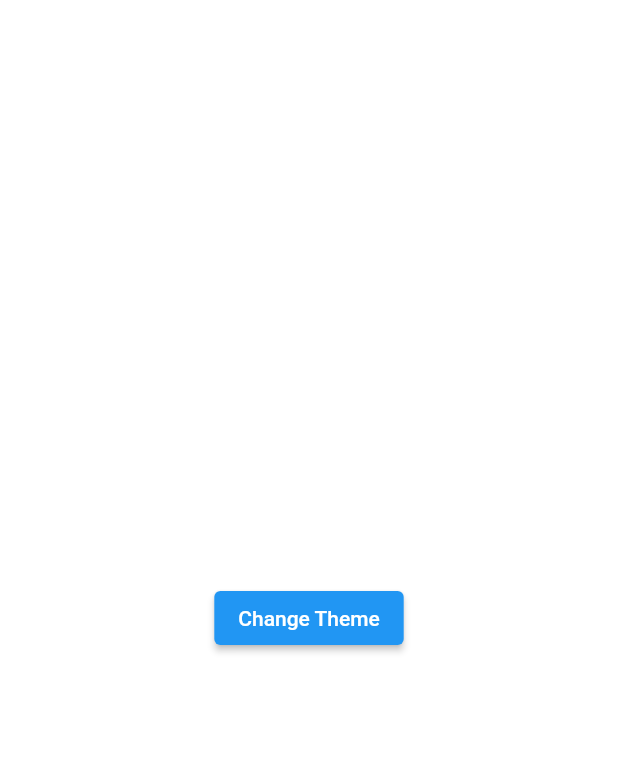
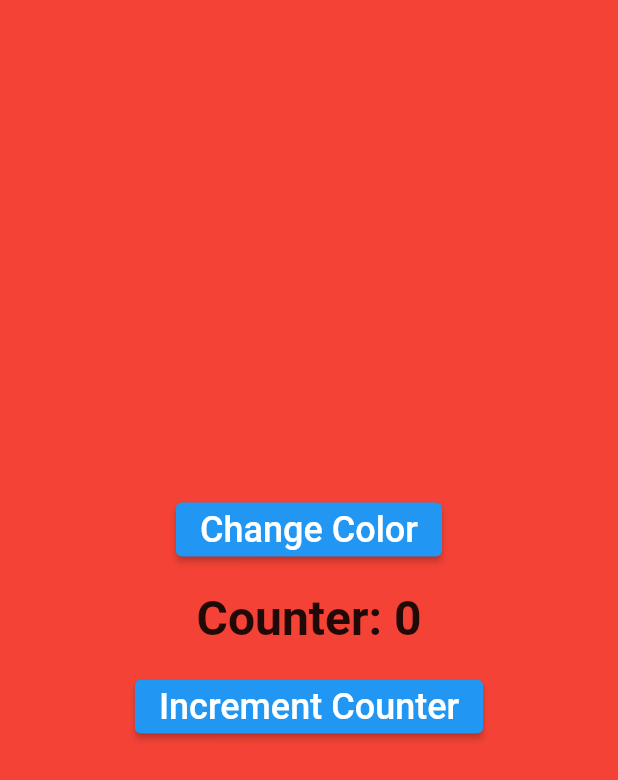
Before and after one commit to Bostigger/babing_blocubit, a Flutter app: the screen it shows after launch, on a phone screen of 412 x 824 dp. Shown: the top 780 px of the screen. Run offline on Flutter 3.47's test engine with Material 2 defaults, Android fonts, the phone set to English and light mode, and no system bars; our stand-ins replace bloc, equatable, flutter_bloc, hydrated_bloc.

Commit message:
communications between cubits

```diff
--- /dev/null
+++ b/lib/logic/cubit/color/color_cubit.dart
@@ -0,0 +1,18 @@
+import 'package:babing_cubit/logic/cubit/color/color_state.dart';
+import 'package:bloc/bloc.dart';
+import 'package:flutter/material.dart';
+
+class ColorCubit extends Cubit<ColorState>{
+  ColorCubit():super(ColorState.initial());
+
+  void changeColors() {
+    if (state.colorState == Colors.red) {
+      emit(state.copyWith(colorState: Colors.cyan));
+    } else if ((state.colorState == Colors.cyan)) {
+      emit(state.copyWith(colorState: Colors.lightGreen));
+    } else if ((state.colorState == Colors.lightGreen)) {
+      emit(state.copyWith(colorState: Colors.red));
+    }
+  }
+
+}
--- /dev/null
+++ b/lib/logic/cubit/color/color_state.dart
@@ -0,0 +1,25 @@
+import 'package:flutter/material.dart';
+
+import 'package:equatable/equatable.dart';
+
+class ColorState extends Equatable {
+  final Color colorState;
+
+  ColorState({required this.colorState});
+
+  @override
+  List<Object?> get props => [colorState];
+
+  ColorState copyWith({Color? colorState}) {
+    return ColorState(
+      colorState: colorState ?? this.colorState,
+    );
+  }
+
+  @override
+  String toString() => 'ColorState(colorState: $colorState)';
+
+  factory ColorState.initial(){
+    return ColorState(colorState: Colors.red);
+  }
+}
--- /dev/null
+++ b/lib/logic/cubit/score/score_cubit.dart
@@ -0,0 +1,35 @@
+import 'dart:async';
+
+import 'package:babing_cubit/logic/cubit/color/color_state.dart';
+import 'package:babing_cubit/logic/cubit/score/score_state.dart';
+import 'package:bloc/bloc.dart';
+import 'package:flutter/material.dart';
+
+import '../color/color_cubit.dart';
+
+class ScoreCubit extends Cubit<ScoreState>{
+  int increment=1;
+  late final StreamSubscription colorCubitSubscription;
+  final ColorCubit colorCubit;
+  ScoreCubit({ required this.colorCubit}):super(ScoreState.initial()){
+    colorCubitSubscription = colorCubit.stream.listen((ColorState color) {
+      if(color.colorState==Colors.red){
+        increment=10;
+      }else if(color.colorState==Colors.cyan){
+        increment=100;
+      }else if(color.colorState==Colors.lightGreen) {
+        increment = -20;
+      }
+    });
+  }
+  void changeScore(){
+    emit(state.copyWith(scoreIncrement: state.scoreIncrement+increment));
+  }
+
+  @override
+  Future<void> close() {
+    colorCubitSubscription.cancel();
+    return super.close();
+  }
+
+}
--- /dev/null
+++ b/lib/logic/cubit/score/score_state.dart
@@ -0,0 +1,23 @@
+import 'package:equatable/equatable.dart';
+
+class ScoreState extends Equatable {
+  final int scoreIncrement;
+
+  ScoreState({required this.scoreIncrement});
+
+  @override
+  List<Object?> get props => [scoreIncrement];
+
+  ScoreState copyWith({int? scoreIncrement}) {
+    return ScoreState(
+      scoreIncrement: scoreIncrement ?? this.scoreIncrement,
+    );
+  }
+
+  factory ScoreState.initial(){
+    return ScoreState(scoreIncrement: 0);
+  }
+
+  @override
+  String toString() => 'ScoreState(scoreIncrement: $scoreIncrement)';
+}
--- a/lib/main.dart
+++ b/lib/main.dart
@@ -1,8 +1,11 @@
 import 'package:babing_cubit/logic/bloc/theme/theme.bloc.dart';
 import 'package:babing_cubit/logic/bloc/theme/theme.state.dart';
 import 'package:babing_cubit/logic/cubit/bloc_cubit.dart';
+import 'package:babing_cubit/logic/cubit/color/color_cubit.dart';
+import 'package:babing_cubit/logic/cubit/score/score_cubit.dart';
 import 'package:babing_cubit/presentation/routes/app_router.dart';
 import 'package:babing_cubit/presentation/screens/counter_screen.dart';
+import 'package:babing_cubit/presentation/screens/cubit_communication.dart';
 import 'package:babing_cubit/presentation/screens/next_screen.dart';
 import 'package:babing_cubit/presentation/screens/payload_screen.dart';
 import 'package:babing_cubit/presentation/screens/third_screen.dart';
@@ -11,6 +14,8 @@ import 'package:flutter/material.dart';
 import 'package:flutter_bloc/flutter_bloc.dart';
 import 'package:hydrated_bloc/hydrated_bloc.dart';
 import 'package:path_provider/path_provider.dart';
+
+import 'logic/cubit/score/score_state.dart';
 
 void main() async{
   WidgetsFlutterBinding.ensureInitialized();
@@ -52,16 +57,18 @@ class _MyAppState extends State<MyApp> {
   // This widget is the root of your application.
   @override
   Widget build(BuildContext context) {
-    return BlocProvider<ThemeBloc>(
-      create: (context)=>ThemeBloc(),
-      child: BlocBuilder<ThemeBloc,ThemeBlocState>(
-        builder:(context,state){ return MaterialApp(
-          title: 'BloCubit',
-          debugShowCheckedModeBanner: false,
-          theme:state.appThemeState==ThemeStates.dark?darkTheme:ThemeData.light(),
-         //onGenerateRoute: appRouter.onGenerateRoute,
-          home: PayLoadScreen(),
-         );},
+    return BlocProvider<ColorCubit>(
+      create: (context)=>ColorCubit(),
+      child: BlocProvider<ScoreCubit>(
+        create: (context)=>ScoreCubit(colorCubit:context.read<ColorCubit>(),),
+        child: BlocBuilder<ScoreCubit,ScoreState>(
+          builder:(context,state){ return MaterialApp(
+            title: 'CubitCommunications',
+            debugShowCheckedModeBanner: false,
+           //onGenerateRoute: appRouter.onGenerateRoute,
+            home: CubitsCommunication(),
+           );},
+        ),
       ),
     );
   }
--- /dev/null
+++ b/lib/presentation/screens/cubit_communication.dart
@@ -0,0 +1,46 @@
+import 'package:babing_cubit/logic/cubit/color/color_cubit.dart';
+import 'package:babing_cubit/logic/cubit/score/score_cubit.dart';
+import 'package:flutter/material.dart';
+import 'package:flutter_bloc/flutter_bloc.dart';
+
+class CubitsCommunication extends StatelessWidget {
+  const CubitsCommunication({Key? key}) : super(key: key);
+
+  @override
+  Widget build(BuildContext context) {
+    return Scaffold(
+      backgroundColor: context.watch<ColorCubit>().state.colorState,
+      body: Center(
+        child: Column(
+          mainAxisAlignment: MainAxisAlignment.center,
+          children: [
+            ElevatedButton(
+              onPressed: () {
+                context.read<ColorCubit>().changeColors();
+              },
+              child: Text(
+                'Change Color',
+                style: TextStyle(fontSize: 24),
+              ),
+            ),
+            SizedBox(height: 16),
+            Text(
+              'Counter: ${context.watch<ScoreCubit>().state.scoreIncrement}',
+              style: TextStyle(fontSize: 32, fontWeight: FontWeight.bold),
+            ),
+            SizedBox(height: 16),
+            ElevatedButton(
+              onPressed: () {
+                context.read<ScoreCubit>().changeScore();
+              },
+              child: Text(
+                'Increment Counter',
+                style: TextStyle(fontSize: 24),
+              ),
+            ),
+          ],
+        ),
+      ),
+    );
+  }
+}
```
